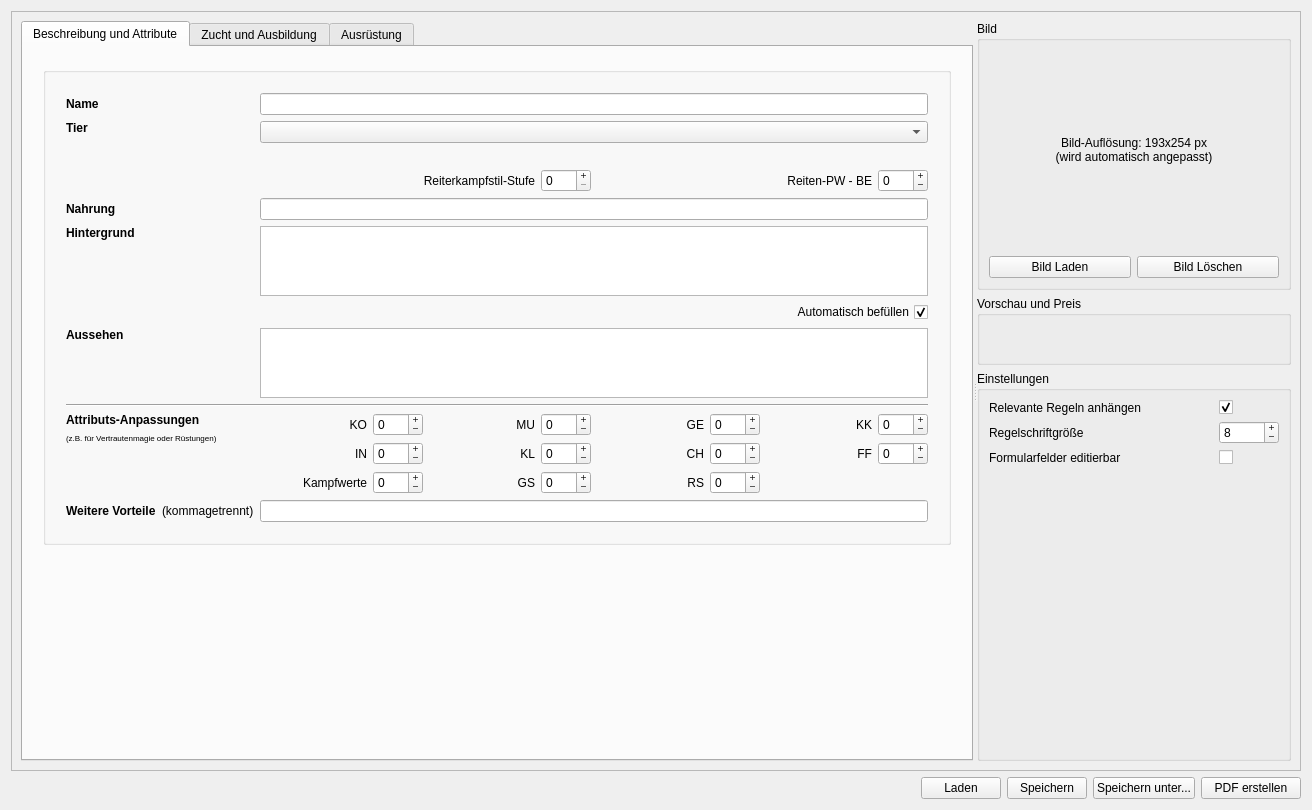
First picture: the form in Tierbegleiter/UI/TierbegleiterMain.ui, repository brzGatsu/SephrastoPlugins, before the edit.
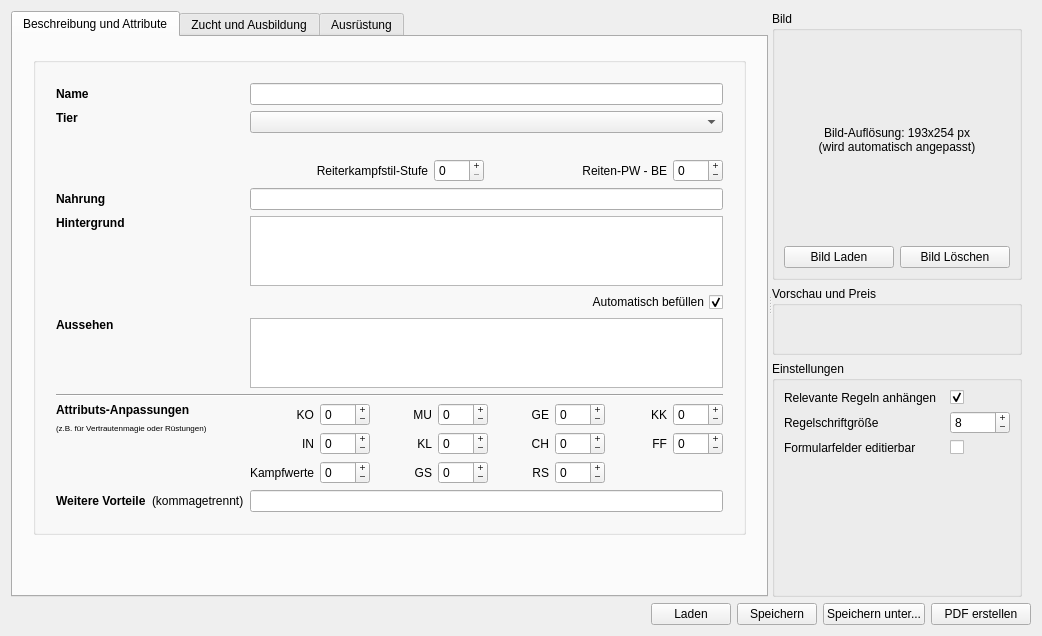
Second picture: the form after the edit.

Commit message: Tierbegleiter/Kreaturen: improved layouts; tab widgets are now using the new Sephrasto CSS class

```diff
--- a/Tierbegleiter/UI/TierbegleiterMain.ui
+++ b/Tierbegleiter/UI/TierbegleiterMain.ui
@@ -9,8 +9,8 @@
    <rect>
     <x>0</x>
     <y>0</y>
-    <width>1312</width>
-    <height>810</height>
+    <width>1042</width>
+    <height>636</height>
    </rect>
   </property>
   <property name="sizePolicy">
@@ -22,23 +22,8 @@
   <property name="windowTitle">
    <string>Sephrasto - Tierbegleiter erstellen</string>
   </property>
-  <layout class="QGridLayout" name="gridLayout">
-   <item row="1" column="0">
-    <widget class="QScrollArea" name="scrollArea">
-     <property name="widgetResizable">
-      <bool>true</bool>
-     </property>
-     <widget class="QWidget" name="scrollAreaWidgetContents">
-      <property name="geometry">
-       <rect>
-        <x>0</x>
-        <y>0</y>
-        <width>1288</width>
-        <height>749</height>
-       </rect>
-      </property>
-      <layout class="QGridLayout" name="gridLayout_4">
-       <item row="0" column="0">
+  <layout class="QVBoxLayout" name="verticalLayout_14">
+   <item>
         <widget class="QSplitter" name="splitter">
          <property name="orientation">
           <enum>Qt::Horizontal</enum>
@@ -102,7 +87,6 @@
                      </property>
                      <property name="font">
                       <font>
-                       <weight>75</weight>
                        <bold>true</bold>
                       </font>
                      </property>
@@ -132,7 +116,6 @@
                        </property>
                        <property name="font">
                         <font>
-                         <weight>75</weight>
                          <bold>true</bold>
                         </font>
                        </property>
@@ -178,7 +161,6 @@
                     <widget class="QLabel" name="label">
                      <property name="font">
                       <font>
-                       <weight>75</weight>
                        <bold>true</bold>
                       </font>
                      </property>
@@ -214,7 +196,6 @@
                     <widget class="QLabel" name="label_18">
                      <property name="font">
                       <font>
-                       <weight>75</weight>
                        <bold>true</bold>
                       </font>
                      </property>
@@ -552,7 +533,6 @@
                     <widget class="QLabel" name="label_17">
                      <property name="font">
                       <font>
-                       <weight>75</weight>
                        <bold>true</bold>
                       </font>
                      </property>
@@ -688,7 +668,6 @@
                      </property>
                      <property name="font">
                       <font>
-                       <weight>75</weight>
                        <bold>true</bold>
                       </font>
                      </property>
@@ -706,7 +685,6 @@
                       <widget class="QLabel" name="label_19">
                        <property name="font">
                         <font>
-                         <weight>75</weight>
                          <bold>true</bold>
                         </font>
                        </property>
@@ -1255,8 +1233,35 @@
            </layout>
           </widget>
          </widget>
-         <widget class="QWidget" name="">
-          <layout class="QVBoxLayout" name="verticalLayout_11">
+     <widget class="QScrollArea" name="scrollArea">
+      <property name="frameShape">
+       <enum>QFrame::Shape::NoFrame</enum>
+      </property>
+      <property name="widgetResizable">
+       <bool>true</bool>
+      </property>
+      <property name="class" stdset="0">
+       <string>transparent</string>
+      </property>
+      <widget class="QWidget" name="scrollAreaWidgetContents_3">
+       <property name="geometry">
+        <rect>
+         <x>0</x>
+         <y>0</y>
+         <width>263</width>
+         <height>586</height>
+        </rect>
+       </property>
+       <layout class="QVBoxLayout" name="verticalLayout_13">
+        <property name="leftMargin">
+         <number>0</number>
+        </property>
+        <property name="topMargin">
+         <number>0</number>
+        </property>
+        <property name="bottomMargin">
+         <number>0</number>
+        </property>
            <item>
             <widget class="QGroupBox" name="groupBox_3">
              <property name="title">
@@ -1419,12 +1424,9 @@
           </layout>
          </widget>
         </widget>
-       </item>
-      </layout>
-     </widget>
-    </widget>
+    </widget>
    </item>
-   <item row="6" column="0">
+   <item>
     <layout class="QHBoxLayout" name="horizontalLayout_3">
      <item>
       <spacer name="horizontalSpacer_2">
```
Left out of the diff: 101 changed lines with no effect on the pictures. Lines whose indentation alone changed are shown as unchanged. The commit also changes 6 other files.
